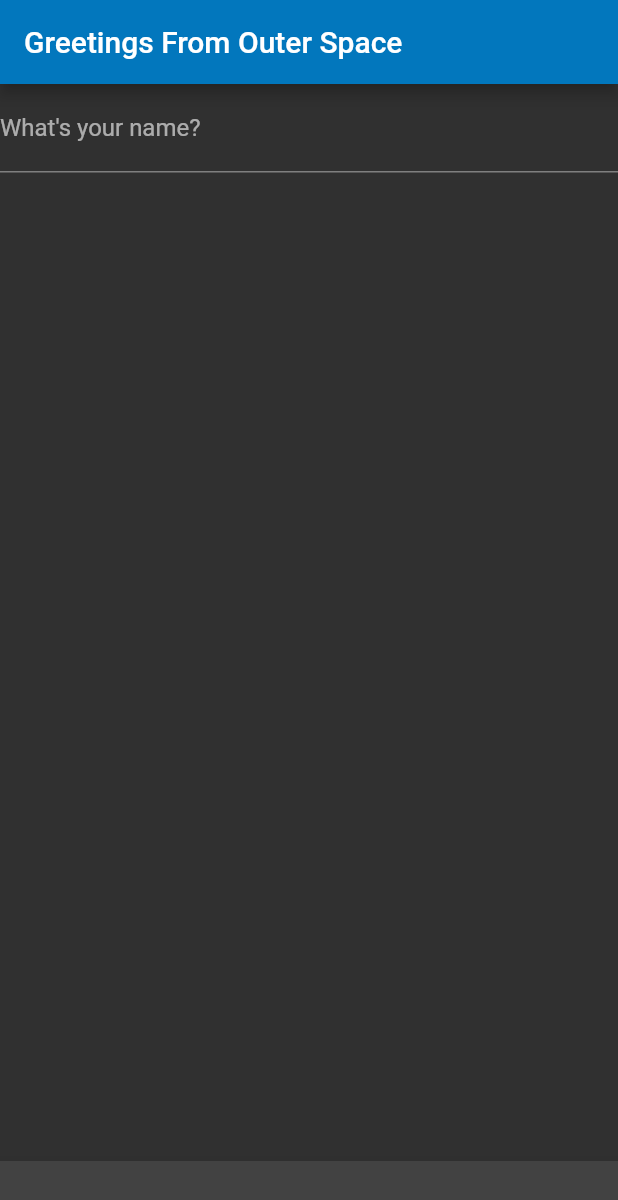
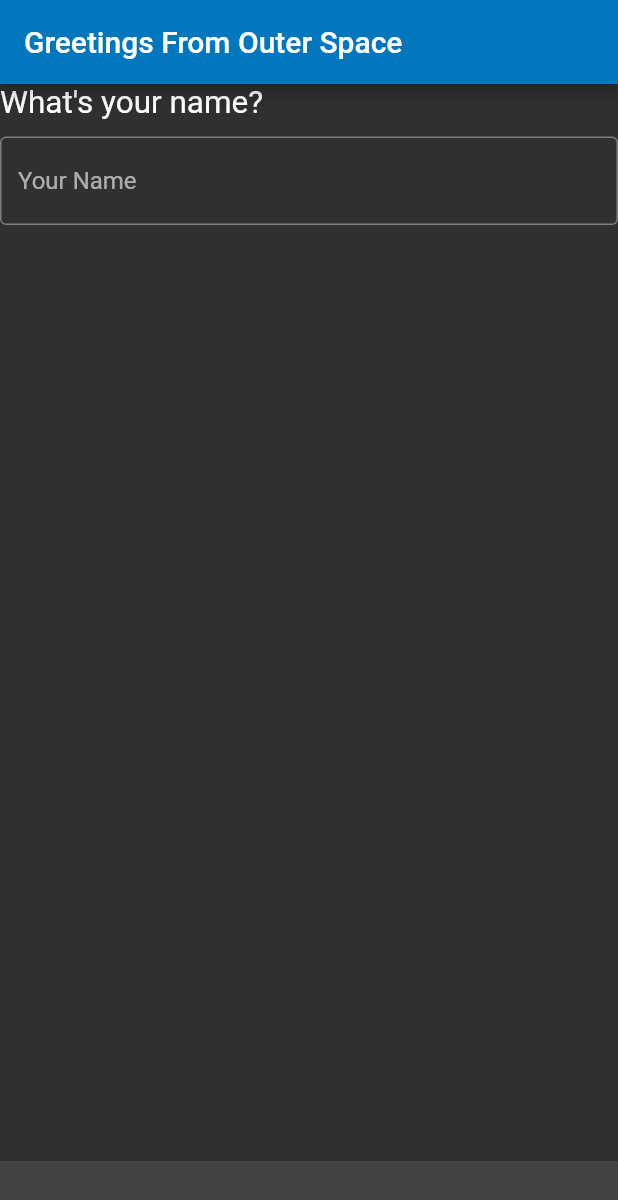
Before and after one commit to aysha-williams-develop/my_simple_flutter_app, a Flutter app: the screen it shows after launch, on a phone screen of 412 x 824 dp. Shown: the top 1200 px of the screen. Run offline on Flutter 3.47's test engine with Material 2 defaults, Android fonts, the phone set to English and light mode, and no system bars.

Commit message:
Move label above the textfield
- The label for "What's your name" is moved above the text field
instead of being inline with it.
- Rounded the text field

```diff
--- a/lib/GreetingForm.dart
+++ b/lib/GreetingForm.dart
@@ -33,10 +33,16 @@ class _GreetingFormState extends State<GreetingForm> {
     return Column(
         crossAxisAlignment: CrossAxisAlignment.start,
         children: <Widget>[
+          Padding(
+            padding: EdgeInsets.fromLTRB(0, 0, 0, 10.0),
+            child: Text(
+              'What\'s your name?',
+              style: DefaultTextStyle.of(context).style.apply(fontSizeFactor: 1.5)),
+          ),
           TextFormField(
             decoration: const InputDecoration(
-                labelText: 'What\'s your name?',
-                hintText: 'Your Name'
+                hintText: 'Your Name',
+                border: const OutlineInputBorder()
             ),
             controller: textEditingController,
           ),
```
